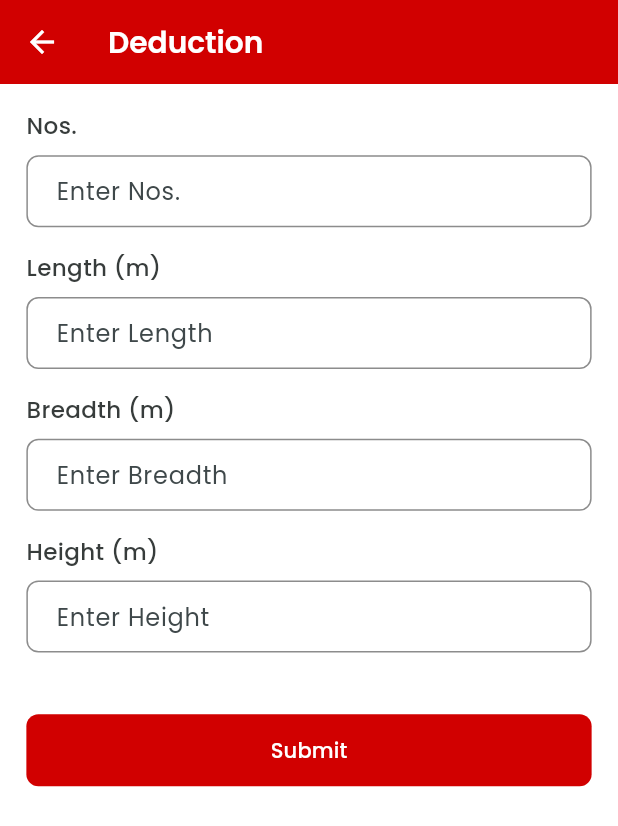
After one commit to sahilq77/ashish_interbuild, a Flutter app: the DeductionFormView screen opened directly, on a phone screen of 412 x 824 dp. The commit adds this screen. Shown: the top 826 px of the screen. Run offline on Flutter 3.47's test engine with Material 3 defaults, Android fonts, the phone set to English and light mode, and no system bars; our stand-ins replace dropdown_search, flutter_svg, font_awesome_flutter, get, google_fonts, shared_preferences and 1 more; missing offline and left inert: colorful_safe_area; accounts and stored records are empty.

Commit message:
deduction form and list search

```diff
--- /dev/null
+++ b/lib/app/modules/measurment_sheet/pboq_measurment_details_list/deduction_form/deduction_form_controller.dart
@@ -0,0 +1,48 @@
+import 'package:flutter/material.dart';
+import 'package:get/get.dart';
+
+class DeductionFormController extends GetxController {
+  final TextEditingController nosController = TextEditingController();
+  final TextEditingController lengthController = TextEditingController();
+  final TextEditingController breadthController = TextEditingController();
+  final TextEditingController heightController = TextEditingController();
+
+  var nos = ''.obs;
+  var length = ''.obs;
+  var breadth = ''.obs;
+  var height = ''.obs;
+
+  @override
+  void onInit() {
+    super.onInit();
+    nosController.addListener(() => nos.value = nosController.text);
+    lengthController.addListener(() => length.value = lengthController.text);
+    breadthController.addListener(() => breadth.value = breadthController.text);
+    heightController.addListener(() => height.value = heightController.text);
+  }
+
+  @override
+  void onClose() {
+    nosController.dispose();
+    lengthController.dispose();
+    breadthController.dispose();
+    heightController.dispose();
+    super.onClose();
+  }
+
+  Future<void> onRefresh() async {
+    nosController.clear();
+    lengthController.clear();
+    breadthController.clear();
+    heightController.clear();
+    nos.value = '';
+    length.value = '';
+    breadth.value = '';
+    height.value = '';
+  }
+
+  void submitForm() {
+    // Add logic to handle form submission
+    print('Nos: $nos, Length: $length, Breadth: $breadth, Height: $height');
+  }
+}
--- /dev/null
+++ b/lib/app/modules/measurment_sheet/pboq_measurment_details_list/deduction_form/deduction_form_view.dart
@@ -0,0 +1,103 @@
+import 'package:ashishinterbuild/app/modules/measurment_sheet/pboq_measurment_details_list/deduction_form/deduction_form_controller.dart';
+import 'package:ashishinterbuild/app/utils/app_colors.dart';
+import 'package:ashishinterbuild/app/utils/responsive_utils.dart';
+import 'package:ashishinterbuild/app/widgets/app_button_style.dart';
+import 'package:ashishinterbuild/app/widgets/app_style.dart';
+import 'package:flutter/material.dart';
+import 'package:get/get.dart';
+
+class DeductionFormView extends StatelessWidget {
+  const DeductionFormView({super.key});
+
+  @override
+  Widget build(BuildContext context) {
+    final DeductionFormController controller = Get.put(
+      DeductionFormController(),
+    );
+    ResponsiveHelper.init(context);
+    return Scaffold(
+      backgroundColor: AppColors.white,
+      appBar: _buildAppbar(),
+      body: RefreshIndicator(
+        onRefresh: controller.onRefresh,
+        child: SingleChildScrollView(
+          padding: ResponsiveHelper.padding(16),
+          child: Column(
+            children: [
+              _buildTextFormField(
+                label: 'Nos.',
+                controller: controller.nosController,
+                hint: 'Enter Nos.',
+              ),
+              SizedBox(height: ResponsiveHelper.screenHeight * 0.02),
+              _buildTextFormField(
+                label: 'Length (m)',
+                controller: controller.lengthController,
+                hint: 'Enter Length',
+              ),
+              SizedBox(height: ResponsiveHelper.screenHeight * 0.02),
+              _buildTextFormField(
+                label: 'Breadth (m)',
+                controller: controller.breadthController,
+                hint: 'Enter Breadth',
+              ),
+              SizedBox(height: ResponsiveHelper.screenHeight * 0.02),
+              _buildTextFormField(
+                label: 'Height (m)',
+                controller: controller.heightController,
+                hint: 'Enter Height',
+              ),
+              SizedBox(height: ResponsiveHelper.screenHeight * 0.05),
+              ElevatedButton(
+                onPressed: controller.submitForm,
+                style: AppButtonStyles.elevatedLargePrimary(),
+                child: const Text("Submit"),
+              ),
+            ],
+          ),
+        ),
+      ),
+    );
+  }
+
+  Widget _buildTextFormField({
+    required String label,
+    required TextEditingController controller,
+    required String hint,
+  }) {
+    return Column(
+      crossAxisAlignment: CrossAxisAlignment.start,
+      children: [
+        Text(label, style: AppStyle.reportCardRowCount.responsive),
+        const SizedBox(height: 8),
+        TextFormField(
+          controller: controller,
+          decoration: InputDecoration(
+            hintText: hint,
+            border: OutlineInputBorder(borderRadius: BorderRadius.circular(8)),
+            contentPadding: const EdgeInsets.symmetric(
+              horizontal: 16,
+              vertical: 12,
+            ),
+          ),
+        ),
+      ],
+    );
+  }
+
+  AppBar _buildAppbar() {
+    return AppBar(
+      iconTheme: const IconThemeData(color: AppColors.white),
+      backgroundColor: AppColors.primary,
+      elevation: 0,
+      centerTitle: false,
+      title: Text(
+        'Deduction',
+        style: AppStyle.heading1PoppinsWhite.responsive.copyWith(
+          fontSize: ResponsiveHelper.getResponsiveFontSize(18),
+          fontWeight: FontWeight.w600,
+        ),
+      ),
+    );
+  }
+}
--- a/lib/app/modules/login/pboq_measurment_details_list/pboq_measurment_details_list_binding.dart
+++ b/lib/app/modules/measurment_sheet/pboq_measurment_details_list/pboq_measurment_details_list_binding.dart
@@ -1,4 +1,4 @@
-import 'package:ashishinterbuild/app/modules/login/pboq_measurment_details_list/pboq_measurment_details_list.dart';
+import 'package:ashishinterbuild/app/modules/measurment_sheet/pboq_measurment_details_list/pboq_measurment_details_list.dart';
 import 'package:get/get.dart';
 
 
--- a/lib/app/routes/app_routes.dart
+++ b/lib/app/routes/app_routes.dart
@@ -2,8 +2,8 @@ import 'package:ashishinterbuild/app/modules/home/home_binding.dart';
 import 'package:ashishinterbuild/app/modules/home/home_screen_view.dart';
 import 'package:ashishinterbuild/app/modules/login/login_binding.dart';
 import 'package:ashishinterbuild/app/modules/login/login_view.dart';
-import 'package:ashishinterbuild/app/modules/login/pboq_measurment_details_list/pboq_measurment_details_list.dart';
-import 'package:ashishinterbuild/app/modules/login/pboq_measurment_details_list/pboq_measurment_details_list_binding.dart';
+import 'package:ashishinterbuild/app/modules/measurment_sheet/pboq_measurment_details_list/pboq_measurment_details_list.dart';
+import 'package:ashishinterbuild/app/modules/measurment_sheet/pboq_measurment_details_list/pboq_measurment_details_list_binding.dart';
 import 'package:ashishinterbuild/app/modules/measurment_sheet/add_pboq/add_pboq_form_binding.dart';
 import 'package:ashishinterbuild/app/modules/measurment_sheet/add_pboq/add_pboq_form_view.dart';
 import 'package:ashishinterbuild/app/modules/measurment_sheet/measurment_sheet_binding.dart';
```
Also changed, not shown: lib/app/modules/home/home_screen_view.dart (+36 -1 lines), lib/app/modules/login/login_controller.dart (+12 -2 lines), lib/app/modules/login/login_view.dart (+4 -6 lines), lib/app/modules/login/pboq_measurment_details_list/pboq_measurment_detail_controller.dart (deleted, +0 -132 lines), lib/app/modules/measurment_sheet/measurment_sheet_controller.dart (+39 -1 lines), lib/app/modules/measurment_sheet/measurment_sheet_view.dart (+72 -19 lines), lib/app/modules/measurment_sheet/pboq_measurment_details_list/pboq_measurment_detail_controller.dart (added, +129 -0 lines), lib/app/modules/measurment_sheet/pboq_measurment_details_list/pboq_measurment_details_list.dart (renamed from lib/app/modules/login/pboq_measurment_details_list/pboq_measurment_details_list.dart, +71 -38 lines), lib/main.dart (+3 -4 lines).
